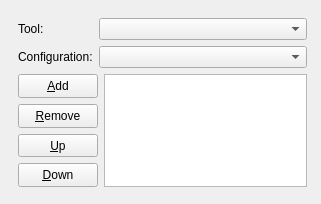
The window that src/widgets/quicktoolconfigwidget.ui (KDE/kile) describes before a commit, drawn with Qt 5.
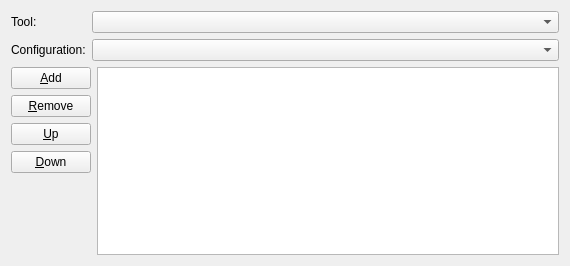
The same window after the commit. Custom widgets are drawn as their Qt base class.

The edit to the form file:
```diff
--- a/src/widgets/quicktoolconfigwidget.ui
+++ b/src/widgets/quicktoolconfigwidget.ui
@@ -1,12 +1,12 @@
 <ui version="4.0" >
  <class>QuickToolConfigWidget</class>
- <widget class="QWidget" name="QuickToolConfigWidget" >
-  <property name="geometry" >
+ <widget class="QWidget" name="QuickToolConfigWidget">
+  <property name="geometry">
    <rect>
     <x>0</x>
     <y>0</y>
-    <width>321</width>
-    <height>204</height>
+    <width>570</width>
+    <height>266</height>
    </rect>
   </property>
   <property name="sizePolicy" >
@@ -15,21 +15,14 @@
     <verstretch>0</verstretch>
    </sizepolicy>
   </property>
-  <widget class="QWidget" name="layoutWidget" >
-   <property name="geometry" >
-    <rect>
-     <x>7</x>
-     <y>7</y>
-     <width>311</width>
-     <height>191</height>
-    </rect>
-   </property>
-   <layout class="QVBoxLayout" name="verticalLayout" >
+  <layout class="QVBoxLayout" name="verticalLayout_2">
     <item>
-     <layout class="QGridLayout" name="gridLayout" >
-      <item row="0" column="0" >
-       <widget class="QLabel" name="m_lbTool" >
-        <property name="text" >
+    <layout class="QVBoxLayout" name="verticalLayout">
+     <item>
+      <layout class="QGridLayout" name="gridLayout">
+       <item row="0" column="0">
+        <widget class="QLabel" name="m_lbTool">
+         <property name="text">
          <string>Tool:</string>
         </property>
         <property name="wordWrap" >
@@ -137,6 +130,19 @@
           </property>
          </widget>
         </item>
+         <item>
+          <spacer name="verticalSpacer">
+           <property name="orientation">
+            <enum>Qt::Vertical</enum>
+           </property>
+           <property name="sizeHint" stdset="0">
+            <size>
+             <width>20</width>
+             <height>40</height>
+            </size>
+           </property>
+          </spacer>
+         </item>
        </layout>
       </item>
       <item>
@@ -149,9 +155,10 @@
      </layout>
     </item>
    </layout>
-  </widget>
- </widget>
- <layoutdefault spacing="6" margin="11" />
+   </item>
+  </layout>
+ </widget>
+ <layoutdefault spacing="6" margin="11"/>
  <pixmapfunction>qPixmapFromMimeSource</pixmapfunction>
  <customwidgets>
   <customwidget>
```
Left out of the diff: 77 changed lines with no effect on the pictures. Lines whose indentation alone changed are shown as unchanged.
